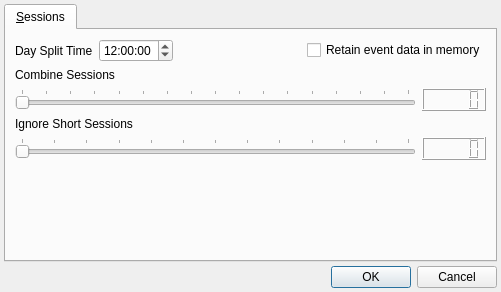
Before: the Qt Designer form preferencesdialog.ui in sbonaime/sleepyhead-code., drawn with Qt 5.
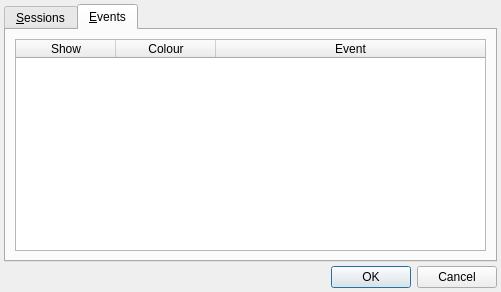
After: the same form once the commit is applied.

Commit message: More Preferences Dialog Stub work

Diff of the .ui file:
```diff
--- a/preferencesdialog.ui
+++ b/preferencesdialog.ui
@@ -29,13 +29,13 @@
    <item>
     <widget class="QTabWidget" name="tabWidget">
      <property name="currentIndex">
-      <number>0</number>
+      <number>1</number>
      </property>
      <widget class="QWidget" name="tab">
       <attribute name="title">
        <string>&amp;Sessions</string>
       </attribute>
-      <layout class="QVBoxLayout" name="verticalLayout_4">
+      <layout class="QVBoxLayout" name="verticalLayout_2">
        <item>
         <layout class="QHBoxLayout" name="horizontalLayout">
          <item>
@@ -51,9 +51,7 @@
          <item>
           <widget class="QTimeEdit" name="timeEdit">
            <property name="toolTip">
-            <string>Sessions before this time will go to the previous calendar day.
-You must restart SleepyHead to see these changes, 
-unless you haven't imported any data yet.</string>
+            <string>Sessions starting before this time will go to the previous calendar day.</string>
            </property>
            <property name="buttonSymbols">
             <enum>QAbstractSpinBox::UpDownArrows</enum>
@@ -97,7 +95,7 @@
         </layout>
        </item>
        <item>
-        <layout class="QVBoxLayout" name="verticalLayout_2">
+        <layout class="QHBoxLayout" name="horizontalLayout_4">
          <item>
           <widget class="QLabel" name="label">
            <property name="text">
@@ -109,9 +107,21 @@
           </widget>
          </item>
          <item>
+          <widget class="QLabel" name="label_4">
+           <property name="text">
+            <string>Minutes</string>
+           </property>
+           <property name="alignment">
+            <set>Qt::AlignRight|Qt::AlignTrailing|Qt::AlignVCenter</set>
+           </property>
+          </widget>
+         </item>
+        </layout>
+       </item>
+       <item>
           <layout class="QHBoxLayout" name="horizontalLayout_2">
            <item>
-            <widget class="QSlider" name="horizontalSlider">
+          <widget class="QSlider" name="combineSlider">
              <property name="minimumSize">
               <size>
                <width>0</width>
@@ -119,9 +129,8 @@
               </size>
              </property>
              <property name="toolTip">
-              <string>Sessions shorter than this value will be kept together on the same day.
-You must restart SleepyHead to see these changes, 
-unless you haven't imported any data yet.</string>
+            <string>Multiple sessions closer together than this value will be kept on the same day.
+</string>
              </property>
              <property name="minimum">
               <number>0</number>
@@ -130,11 +139,14 @@
               <number>240</number>
              </property>
              <property name="singleStep">
-              <number>15</number>
+            <number>10</number>
              </property>
              <property name="pageStep">
               <number>60</number>
              </property>
+           <property name="value">
+            <number>0</number>
+           </property>
              <property name="orientation">
               <enum>Qt::Horizontal</enum>
              </property>
@@ -148,12 +160,12 @@
               <enum>QSlider::TicksAbove</enum>
              </property>
              <property name="tickInterval">
-              <number>15</number>
+            <number>30</number>
              </property>
             </widget>
            </item>
            <item>
-            <widget class="QLCDNumber" name="lcdNumber_2">
+          <widget class="QLCDNumber" name="combineLCD">
              <property name="frameShape">
               <enum>QFrame::Box</enum>
              </property>
@@ -161,10 +173,8 @@
            </item>
           </layout>
          </item>
-        </layout>
-       </item>
        <item>
-        <layout class="QVBoxLayout" name="verticalLayout_3">
+        <layout class="QHBoxLayout" name="horizontalLayout_5">
          <item>
           <widget class="QLabel" name="label_3">
            <property name="text">
@@ -176,12 +186,28 @@
           </widget>
          </item>
          <item>
+          <widget class="QLabel" name="label_5">
+           <property name="text">
+            <string>Minutes</string>
+           </property>
+           <property name="alignment">
+            <set>Qt::AlignRight|Qt::AlignTrailing|Qt::AlignVCenter</set>
+           </property>
+          </widget>
+         </item>
+        </layout>
+       </item>
+       <item>
           <layout class="QHBoxLayout" name="horizontalLayout_3">
            <item>
-            <widget class="QSlider" name="horizontalSlider_2">
+          <widget class="QSlider" name="IgnoreSlider">
              <property name="toolTip">
-              <string>Sessions shorter than this will not be imported. 
-Changing this value only affects future imports.</string>
+            <string>&lt;!DOCTYPE HTML PUBLIC &quot;-//W3C//DTD HTML 4.0//EN&quot; &quot;http://www.w3.org/TR/REC-html40/strict.dtd&quot;&gt;
+&lt;html&gt;&lt;head&gt;&lt;meta name=&quot;qrichtext&quot; content=&quot;1&quot; /&gt;&lt;style type=&quot;text/css&quot;&gt;
+p, li { white-space: pre-wrap; }
+&lt;/style&gt;&lt;/head&gt;&lt;body style=&quot; font-family:'Cantarell'; font-size:11pt; font-weight:400; font-style:normal;&quot;&gt;
+&lt;p style=&quot; margin-top:0px; margin-bottom:0px; margin-left:0px; margin-right:0px; -qt-block-indent:0; text-indent:0px;&quot;&gt;Sessions shorter in duration than this will not be displayed&lt;span style=&quot; font-style:italic;&quot;&gt;.&lt;/span&gt;&lt;/p&gt;
+&lt;p style=&quot;-qt-paragraph-type:empty; margin-top:0px; margin-bottom:0px; margin-left:0px; margin-right:0px; -qt-block-indent:0; text-indent:0px; font-style:italic;&quot;&gt;&lt;/p&gt;&lt;/body&gt;&lt;/html&gt;</string>
              </property>
              <property name="maximum">
               <number>60</number>
@@ -201,13 +227,11 @@
             </widget>
            </item>
            <item>
-            <widget class="QLCDNumber" name="lcdNumber">
+          <widget class="QLCDNumber" name="IgnoreLCD">
              <property name="frameShape">
               <enum>QFrame::Box</enum>
              </property>
             </widget>
-           </item>
-          </layout>
          </item>
         </layout>
        </item>
@@ -226,6 +250,50 @@
        </item>
       </layout>
      </widget>
+     <widget class="QWidget" name="tab_2">
+      <attribute name="title">
+       <string>&amp;Events</string>
+      </attribute>
+      <layout class="QVBoxLayout" name="verticalLayout_3">
+       <item>
+        <widget class="QTableWidget" name="eventTable">
+         <property name="sortingEnabled">
+          <bool>true</bool>
+         </property>
+         <property name="rowCount">
+          <number>0</number>
+         </property>
+         <property name="columnCount">
+          <number>3</number>
+         </property>
+         <attribute name="horizontalHeaderStretchLastSection">
+          <bool>true</bool>
+         </attribute>
+         <column>
+          <property name="text">
+           <string>Show</string>
+          </property>
+          <property name="textAlignment">
+           <set>AlignHCenter|AlignVCenter|AlignCenter</set>
+          </property>
+         </column>
+         <column>
+          <property name="text">
+           <string>Colour</string>
+          </property>
+          <property name="textAlignment">
+           <set>AlignHCenter|AlignVCenter|AlignCenter</set>
+          </property>
+         </column>
+         <column>
+          <property name="text">
+           <string>Event</string>
+          </property>
+         </column>
+        </widget>
+       </item>
+      </layout>
+     </widget>
     </widget>
    </item>
    <item>
```
Lines whose indentation alone changed are shown as unchanged. The commit also changes 2 other files.
